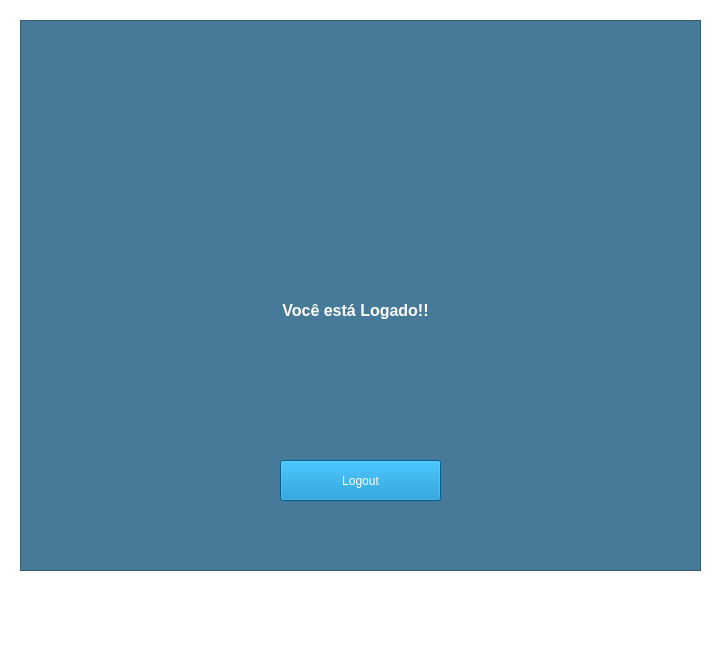
The window that projeto/segunda_tela.ui (anneestherlf/Osprey-Social) describes before a commit, drawn with Qt 5.
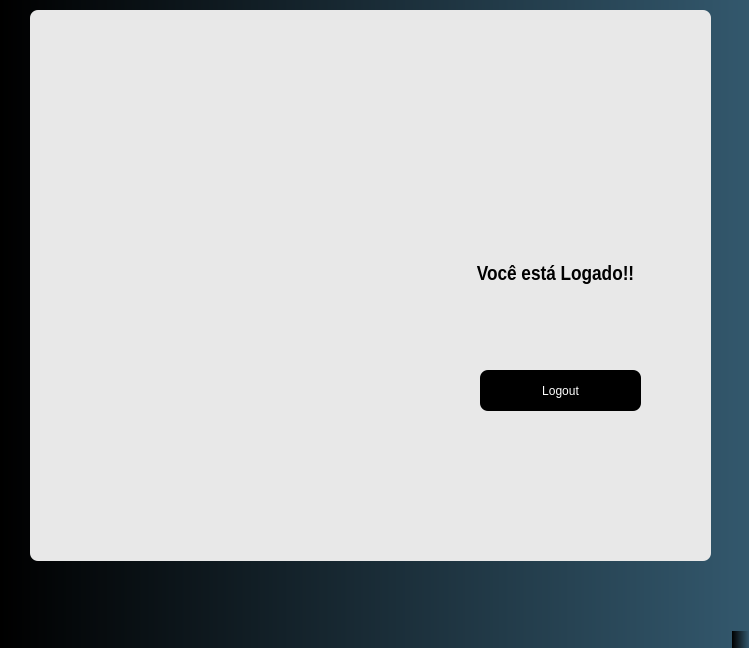
The same window after the commit. Icons and pictures are not drawn.

What changed in the file:
```diff
--- a/projeto/segunda_tela.ui
+++ b/projeto/segunda_tela.ui
@@ -6,7 +6,7 @@
    <rect>
     <x>0</x>
     <y>0</y>
-    <width>712</width>
+    <width>749</width>
     <height>648</height>
    </rect>
   </property>
@@ -14,9 +14,7 @@
    <string>MainWindow</string>
   </property>
   <property name="styleSheet">
-   <string notr="true">
-
-background-color: rgb(255, 255, 255);
+   <string notr="true">background-color: qlineargradient(spread:pad, x1:0, y1:0, x2:1, y2:0, stop:0 rgba(0, 0, 0,), stop:1 rgba(51, 88, 109));
 
 </string>
   </property>
@@ -24,14 +22,15 @@
    <widget class="QFrame" name="Aprensentao">
     <property name="geometry">
      <rect>
-      <x>20</x>
-      <y>20</y>
+      <x>30</x>
+      <y>10</y>
       <width>681</width>
       <height>551</height>
      </rect>
     </property>
     <property name="styleSheet">
-     <string notr="true">background-color: rgb(71, 121, 152);</string>
+     <string notr="true">border-radius: 8px;
+background-color: rgb(232, 232, 232);</string>
     </property>
     <property name="frameShape">
      <enum>QFrame::StyledPanel</enum>
@@ -42,8 +41,8 @@
     <widget class="QLabel" name="label_3">
      <property name="geometry">
       <rect>
-       <x>50</x>
-       <y>140</y>
+       <x>370</x>
+       <y>230</y>
        <width>141</width>
        <height>141</height>
       </rect>
@@ -58,21 +57,26 @@
     <widget class="QLabel" name="label_4">
      <property name="geometry">
       <rect>
-       <x>220</x>
-       <y>280</y>
+       <x>410</x>
+       <y>250</y>
        <width>231</width>
-       <height>21</height>
+       <height>31</height>
       </rect>
      </property>
+     <property name="font">
+      <font>
+       <family>Arial Narrow</family>
+      </font>
+     </property>
      <property name="text">
-      <string>&lt;html&gt;&lt;head/&gt;&lt;body&gt;&lt;p align=&quot;center&quot;&gt;&lt;span style=&quot; font-size:12pt; font-weight:600; color:#ffffff;&quot;&gt;Você está Logado!!&lt;/span&gt;&lt;/p&gt;&lt;/body&gt;&lt;/html&gt;</string>
+      <string>&lt;html&gt;&lt;head/&gt;&lt;body&gt;&lt;p align=&quot;center&quot;&gt;&lt;span style=&quot; font-size:16pt; font-weight:600; color:#000000;&quot;&gt;Você está Logado!!&lt;/span&gt;&lt;/p&gt;&lt;/body&gt;&lt;/html&gt;</string>
      </property>
     </widget>
     <widget class="QLabel" name="label_5">
      <property name="geometry">
       <rect>
-       <x>240</x>
-       <y>80</y>
+       <x>440</x>
+       <y>60</y>
        <width>171</width>
        <height>141</height>
       </rect>
@@ -90,16 +94,17 @@
     <widget class="QPushButton" name="pushButton">
      <property name="geometry">
       <rect>
-       <x>260</x>
-       <y>440</y>
+       <x>450</x>
+       <y>360</y>
        <width>161</width>
        <height>41</height>
       </rect>
      </property>
      <property name="styleSheet">
-      <string notr="true">background-color: rgb(0, 133, 199);
+      <string notr="true">background-color: rgb(0, 0, 0);
 font: 14pt &quot;MS Shell Dlg 2&quot;;
 color: rgb(255, 255, 255);
+border-radius: 8px;
 
 
 </string>
@@ -108,6 +113,30 @@
       <string>Logout</string>
      </property>
     </widget>
+    <widget class="QLabel" name="label">
+     <property name="geometry">
+      <rect>
+       <x>-30</x>
+       <y>30</y>
+       <width>401</width>
+       <height>481</height>
+      </rect>
+     </property>
+     <property name="text">
+      <string/>
+     </property>
+     <property name="pixmap">
+      <pixmap>../../moça.PNG</pixmap>
+     </property>
+     <property name="scaledContents">
+      <bool>true</bool>
+     </property>
+    </widget>
+    <zorder>label</zorder>
+    <zorder>label_3</zorder>
+    <zorder>label_4</zorder>
+    <zorder>label_5</zorder>
+    <zorder>pushButton</zorder>
    </widget>
   </widget>
   <widget class="QMenuBar" name="menubar">
```
Left out of the diff: 2 changed lines with no effect on the pictures.
